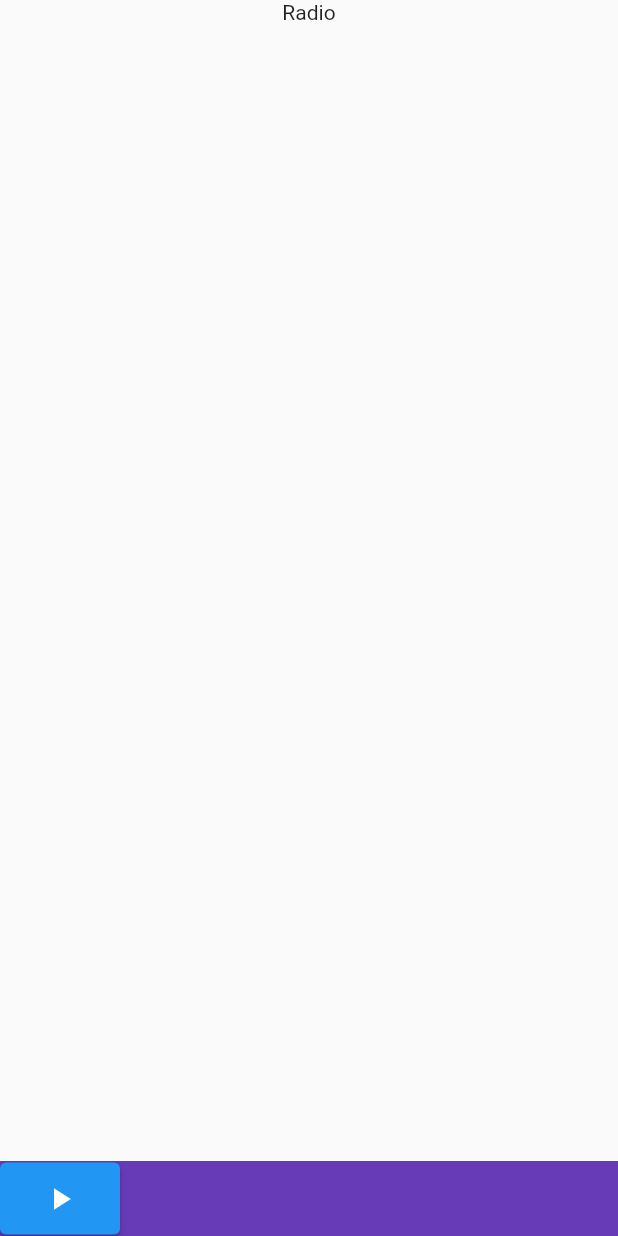
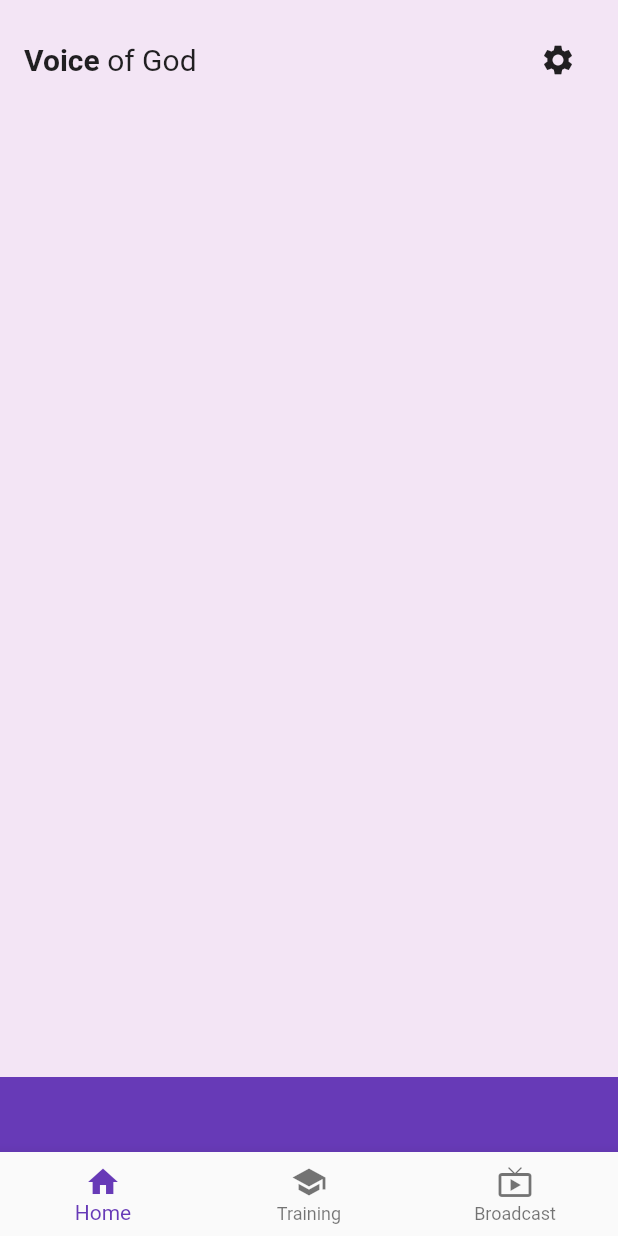
Before and after one commit to ntholi/voice_of_god_mobile, a Flutter app: the screen it shows after launch, on a phone screen of 412 x 824 dp. Run offline on Flutter 3.47's test engine with Material 2 defaults, Android fonts, the light colour scheme and no system bars; our stand-ins replace just_audio.

Commit message:
Add bottom navigation

```diff
--- a/lib/main.dart
+++ b/lib/main.dart
@@ -12,8 +12,12 @@
   @override
   Widget build(BuildContext context) {
     return MaterialApp(
+      debugShowCheckedModeBanner: false,
       title: "Voice of God",
-      home: HomeScreen(),
+      theme: ThemeData(
+        primarySwatch: Colors.deepPurple,
+      ),
+      home: const HomeScreen(),
     );
   }
 }
--- /dev/null
+++ b/lib/view/bottom_navigation.dart
@@ -0,0 +1,23 @@
+import 'package:flutter/material.dart';
+
+class BottomNavigation extends StatelessWidget {
+  const BottomNavigation({super.key});
+
+  @override
+  Widget build(BuildContext context) {
+    return BottomNavigationBar(items: const [
+      BottomNavigationBarItem(
+        icon: Icon(Icons.home),
+        label: "Home",
+      ),
+      BottomNavigationBarItem(
+        icon: Icon(Icons.school),
+        label: "Training",
+      ),
+      BottomNavigationBarItem(
+        icon: Icon(Icons.live_tv),
+        label: "Broadcast",
+      ),
+    ]);
+  }
+}
--- a/lib/view/home_screen.dart
+++ b/lib/view/home_screen.dart
@@ -1,5 +1,7 @@
 import 'package:flutter/material.dart';
 import 'package:voice_of_god_mobile/view/player.dart';
+
+import 'bottom_navigation.dart';
 
 class HomeScreen extends StatelessWidget {
   const HomeScreen({super.key});
@@ -7,11 +9,35 @@
   @override
   Widget build(BuildContext context) {
     return Scaffold(
+      backgroundColor: Colors.purple.shade50,
       body: SafeArea(
         child: Column(
           mainAxisAlignment: MainAxisAlignment.spaceBetween,
           children: [
-            const Text("Radio"),
+            Padding(
+              padding: const EdgeInsets.symmetric(horizontal: 16, vertical: 16),
+              child: Row(
+                mainAxisAlignment: MainAxisAlignment.spaceBetween,
+                children: [
+                  Row(
+                    children: const [
+                      Text(
+                        "Voice",
+                        style: TextStyle(
+                          fontSize: 20,
+                          fontWeight: FontWeight.bold,
+                        ),
+                      ),
+                      Text(
+                        " of God",
+                        style: TextStyle(fontSize: 20),
+                      ),
+                    ],
+                  ),
+                  IconButton(onPressed: () {}, icon: const Icon(Icons.settings))
+                ],
+              ),
+            ),
             Container(
               height: 50,
               decoration: const BoxDecoration(
@@ -19,7 +45,7 @@
               ),
               child: Row(
                 children: [
-                  ElevatedButton(
+                  TextButton(
                     onPressed: () {},
                     child: const Player(),
                   ),
@@ -29,6 +55,7 @@
           ],
         ),
       ),
+      bottomNavigationBar: const BottomNavigation(),
     );
   }
 }
```
Also changed, not shown: lib/view/player.dart (+8 -4 lines).
